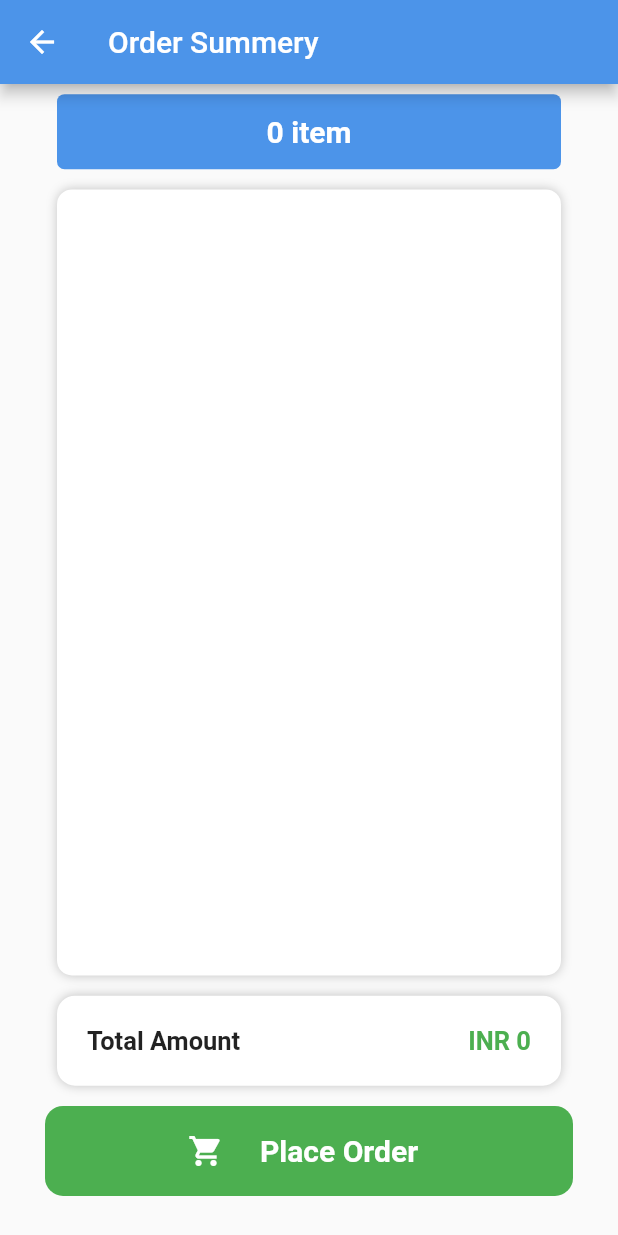
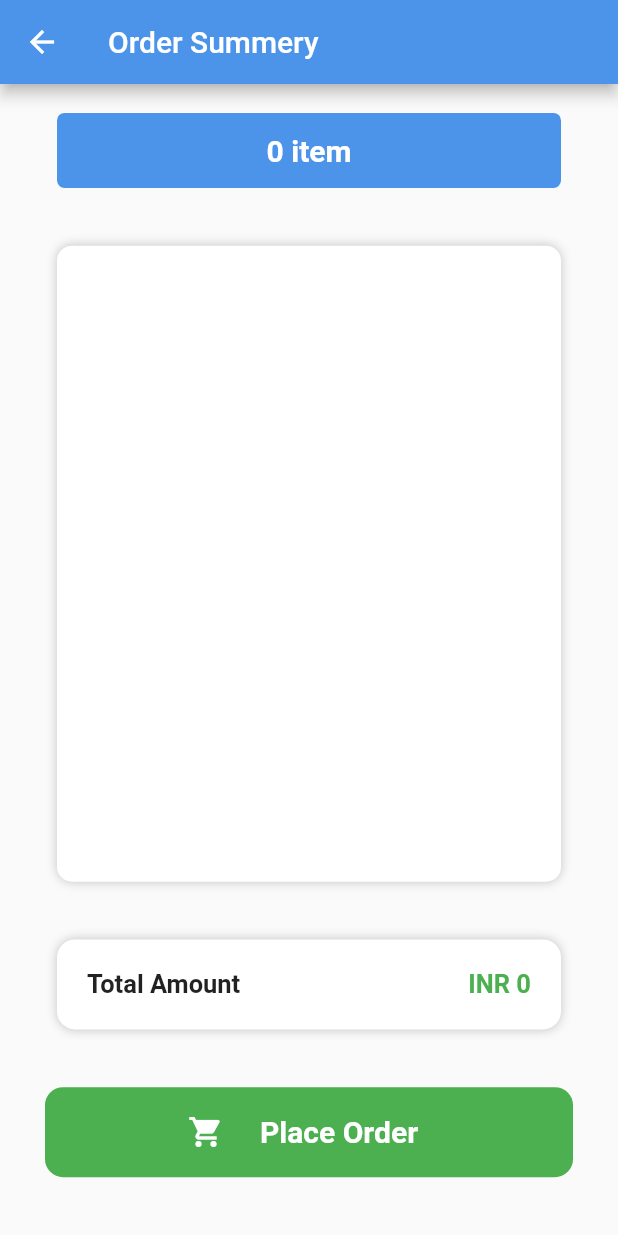
Before and after one commit to mishalhaneef/Zartech-Machine-Test, a Flutter app: the CheckOutScreen screen opened directly, on a phone screen of 412 x 824 dp. Run offline on Flutter 3.47's test engine with Material 2 defaults, Android fonts, the phone set to English and light mode, and no system bars; our stand-ins replace badges, firebase_auth, firebase_core, fluttertoast, google_sign_in; accounts and stored records are empty; network calls fail.

Commit message:
final touches

```diff
--- a/lib/main.dart
+++ b/lib/main.dart
@@ -27,7 +27,7 @@ class MyApp extends StatelessWidget {
           create: (context) => GoogleSignInProvider(),
         ),
         ChangeNotifierProvider(
-          create: (context) => PhoneAuthentication(),
+          create: (context) => PhoneAuthenticationProvider(),
         ),
         ChangeNotifierProvider(
           create: (context) => CartProvider(),
--- a/lib/view/auth/phone_auth/phone_auth.dart
+++ b/lib/view/auth/phone_auth/phone_auth.dart
@@ -13,13 +13,13 @@ class PhoneAuth extends StatelessWidget {
 
   @override
   Widget build(BuildContext context) {
-    final provider = Provider.of<PhoneAuthentication>(context, listen: false);
+    final provider = Provider.of<PhoneAuthenticationProvider>(context, listen: false);
     return Scaffold(
         appBar: AppBar(
           backgroundColor: blueColor,
           title: const Text('OTP Authentication'),
         ),
-        body: Consumer<PhoneAuthentication>(
+        body: Consumer<PhoneAuthenticationProvider>(
           builder: (context, value, child) {
             if (provider.verificationID == '') {
               return PhoneNumberVerification(provider: provider);
--- a/lib/view/auth/phone_auth/widgets/otp_check_widget.dart
+++ b/lib/view/auth/phone_auth/widgets/otp_check_widget.dart
@@ -24,7 +24,7 @@ class OtpChecking extends StatelessWidget {
           buttonName: 'Verify OTP',
           onTap: () {
             final provider =
-                Provider.of<PhoneAuthentication>(context, listen: false);
+                Provider.of<PhoneAuthenticationProvider>(context, listen: false);
             provider.verifyOTP(context, otpController.text);
           },
           color: Colors.green,
--- a/lib/view/auth/phone_auth/widgets/phone_verify.dart
+++ b/lib/view/auth/phone_auth/widgets/phone_verify.dart
@@ -10,7 +10,7 @@ class PhoneNumberVerification extends StatelessWidget {
     required this.provider,
   }) : super(key: key);
 
-  final PhoneAuthentication provider;
+  final PhoneAuthenticationProvider provider;
 
   @override
   Widget build(BuildContext context) {
--- a/lib/view/checkout/widgets/order_detail.dart
+++ b/lib/view/checkout/widgets/order_detail.dart
@@ -13,7 +13,7 @@ class OrderDetailCard extends StatelessWidget {
   @override
   Widget build(BuildContext context) {
     return Container(
-      height: size.height - 300,
+      height: size.height - 400,
       width: size.width / 2 + 130,
       decoration: BoxDecoration(
           color: Colors.white,
--- a/lib/view_model/auth/phone_sign_in.dart
+++ b/lib/view_model/auth/phone_sign_in.dart
@@ -5,7 +5,7 @@ import 'package:flutter/material.dart';
 import 'package:fluttertoast/fluttertoast.dart';
 import 'package:zartech_machie_test/view/home/home.dart';
 
-class PhoneAuthentication extends ChangeNotifier {
+class PhoneAuthenticationProvider extends ChangeNotifier {
   FirebaseAuth auth = FirebaseAuth.instance;
   String verificationID = '';
   User? user;
--- a/lib/view_model/tabs.dart
+++ b/lib/view_model/tabs.dart
@@ -6,7 +6,7 @@ tabsGenerator(List<Tab> tabs, context, DishProvider provider) {
     tabs.add(
       Tab(
         child: Text(
-          provider.dishModel.drinks![i].idDrink!,
+          provider.dishModel.drinks![i].strCategory!,
         ),
       ),
     );
```
Also changed, not shown: 1 other file.
